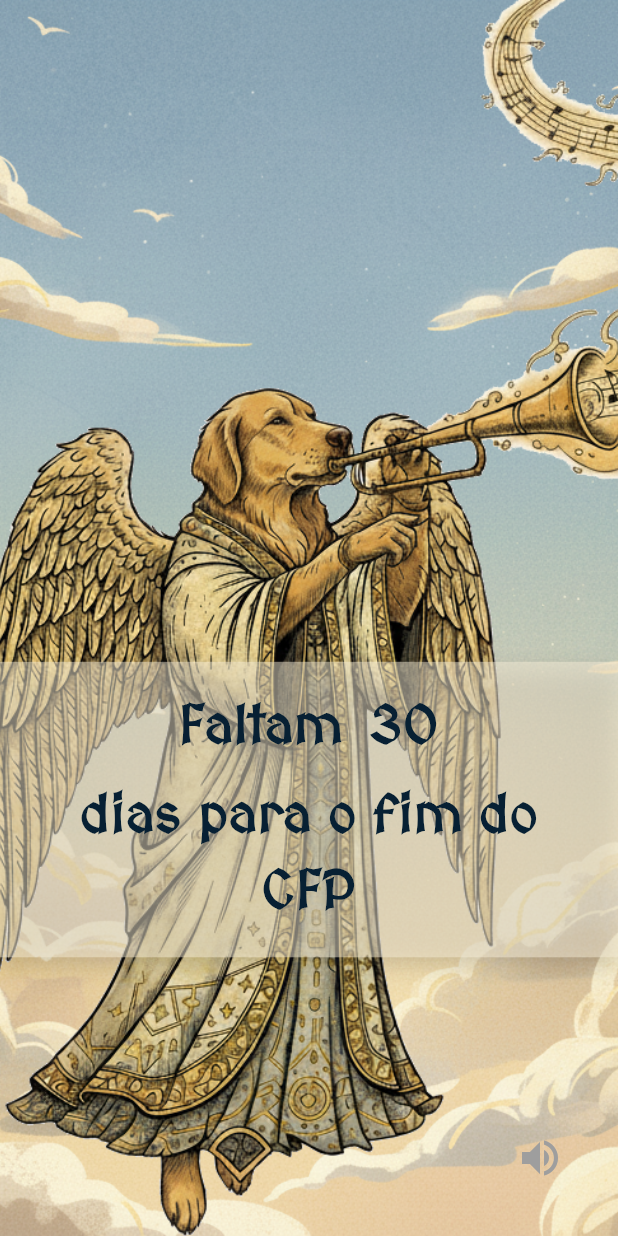
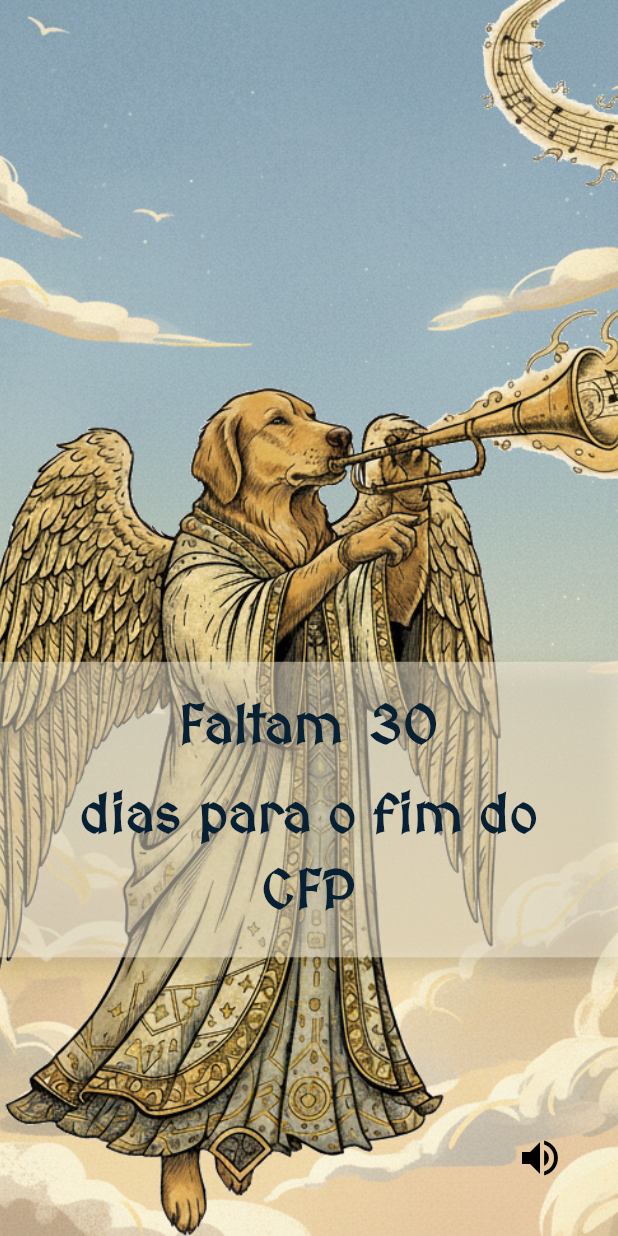
Before and after one commit to MarcosCompUff/cfp_timer, a Flutter app: the screen it shows after launch, on a phone screen of 412 x 824 dp. Run offline on Flutter 3.47's test engine with Material 3 defaults, Android fonts, the light colour scheme and no system bars; our stand-ins replace audioplayers.

Commit message:
icone atualizado

```diff
--- a/lib/main.dart
+++ b/lib/main.dart
@@ -275,7 +275,7 @@ class _CountdownPageState extends State<CountdownPage> with SingleTickerProvider
               highlightElevation: 0,
               child: Icon(
                 _showBebe ? Icons.volume_off : Icons.volume_up,
-                color: Colors.grey,
+                color: Colors.black,
                 size: 32,
               ),
             ),
```
Also changed, not shown: firebase.json, 1 other file.
